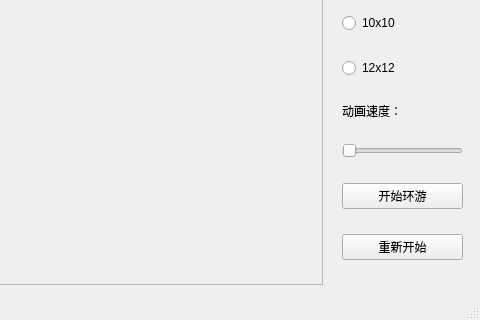
First picture: the form in knight.ui, repository yuanyuanzijin/knight-gui, before the edit; both pictures show x 158 to 638 and y 169 to 489 of the 638 by 489 pixel window.
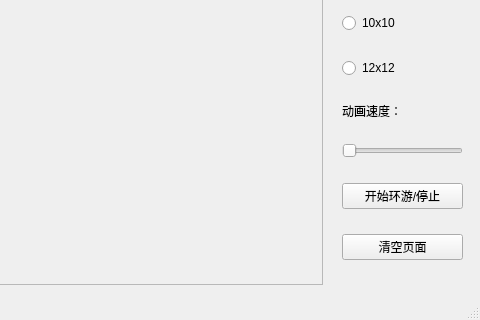
Second picture: the form after the edit. Icons and pictures are not drawn.

Patch:
```diff
--- a/knight.ui
+++ b/knight.ui
@@ -126,14 +126,14 @@
      <item>
       <widget class="QPushButton" name="btn_start">
        <property name="text">
-        <string>开始环游</string>
+        <string>开始环游/停止</string>
        </property>
       </widget>
      </item>
      <item>
       <widget class="QPushButton" name="btn_restart">
        <property name="text">
-        <string>重新开始</string>
+        <string>清空页面</string>
        </property>
       </widget>
      </item>
```
